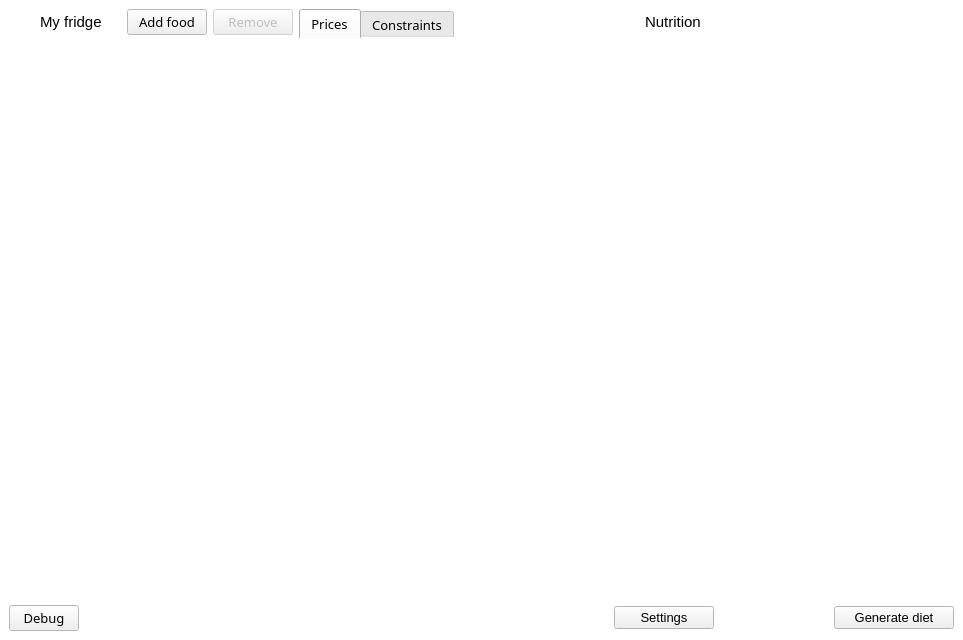
Old version of the form ui_mainwindow.ui in the repository josh-minch/spartan.
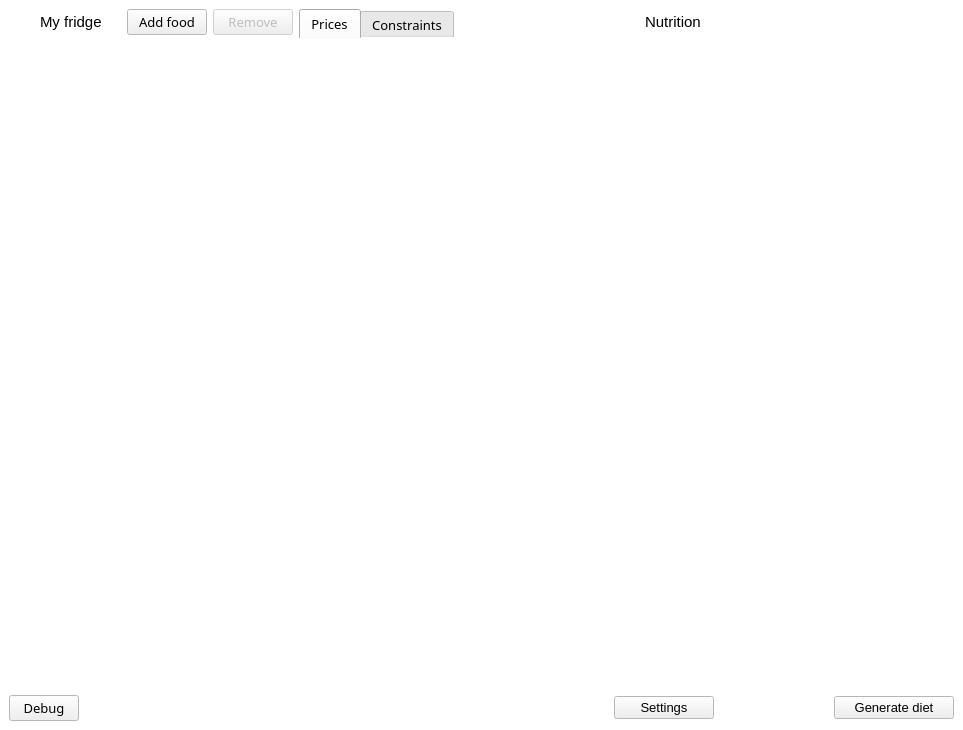
New version of the form. Icons and pictures are not drawn.

Diff of the .ui file:
```diff
--- a/ui_mainwindow.ui
+++ b/ui_mainwindow.ui
@@ -7,7 +7,7 @@
     <x>0</x>
     <y>0</y>
     <width>963</width>
-    <height>640</height>
+    <height>730</height>
    </rect>
   </property>
   <property name="palette">
@@ -182,7 +182,7 @@
       </property>
      </widget>
     </item>
-    <item row="0" column="5" rowspan="2">
+    <item row="0" column="5" rowspan="4">
      <widget class="QTabWidget" name="tabWidget">
       <property name="font">
        <font>
@@ -232,7 +232,7 @@
         <property name="spacing">
          <number>0</number>
         </property>
-        <item row="0" column="0" colspan="2">
+        <item row="0" column="2">
          <widget class="QTableView" name="prices_view">
           <property name="palette">
            <palette>
@@ -589,149 +589,6 @@
       </property>
      </widget>
     </item>
-    <item row="1" column="0" colspan="5">
-     <widget class="QTableView" name="fridge_view">
-      <property name="palette">
-       <palette>
-        <active>
-         <colorrole role="Highlight">
-          <brush brushstyle="SolidPattern">
-           <color alpha="255">
-            <red>218</red>
-            <green>236</green>
-            <blue>249</blue>
-           </color>
-          </brush>
-         </colorrole>
-         <colorrole role="HighlightedText">
-          <brush brushstyle="SolidPattern">
-           <color alpha="255">
-            <red>0</red>
-            <green>0</green>
-            <blue>0</blue>
-           </color>
-          </brush>
-         </colorrole>
-         <colorrole role="AlternateBase">
-          <brush brushstyle="SolidPattern">
-           <color alpha="255">
-            <red>247</red>
-            <green>247</green>
-            <blue>247</blue>
-           </color>
-          </brush>
-         </colorrole>
-        </active>
-        <inactive>
-         <colorrole role="Highlight">
-          <brush brushstyle="SolidPattern">
-           <color alpha="255">
-            <red>218</red>
-            <green>236</green>
-            <blue>249</blue>
-           </color>
-          </brush>
-         </colorrole>
-         <colorrole role="HighlightedText">
-          <brush brushstyle="SolidPattern">
-           <color alpha="255">
-            <red>0</red>
-            <green>0</green>
-            <blue>0</blue>
-           </color>
-          </brush>
-         </colorrole>
-         <colorrole role="AlternateBase">
-          <brush brushstyle="SolidPattern">
-           <color alpha="255">
-            <red>247</red>
-            <green>247</green>
-            <blue>247</blue>
-           </color>
-          </brush>
-         </colorrole>
-        </inactive>
-        <disabled>
-         <colorrole role="Highlight">
-          <brush brushstyle="SolidPattern">
-           <color alpha="255">
-            <red>0</red>
-            <green>120</green>
-            <blue>215</blue>
-           </color>
-          </brush>
-         </colorrole>
-         <colorrole role="HighlightedText">
-          <brush brushstyle="SolidPattern">
-           <color alpha="255">
-            <red>0</red>
-            <green>0</green>
-            <blue>0</blue>
-           </color>
-          </brush>
-         </colorrole>
-         <colorrole role="AlternateBase">
-          <brush brushstyle="SolidPattern">
-           <color alpha="255">
-            <red>247</red>
-            <green>247</green>
-            <blue>247</blue>
-           </color>
-          </brush>
-         </colorrole>
-        </disabled>
-       </palette>
-      </property>
-      <property name="font">
-       <font>
-        <pointsize>9</pointsize>
-       </font>
-      </property>
-      <property name="focusPolicy">
-       <enum>Qt::StrongFocus</enum>
-      </property>
-      <property name="styleSheet">
-       <string notr="true">QHeaderView::section{
-	background-color: white;
-	border: 0px;
-}
-
-QTableView {
-	alternate-background-color: rgb(247, 247, 247);
-}</string>
-      </property>
-      <property name="frameShape">
-       <enum>QFrame::NoFrame</enum>
-      </property>
-      <property name="alternatingRowColors">
-       <bool>true</bool>
-      </property>
-      <property name="selectionBehavior">
-       <enum>QAbstractItemView::SelectRows</enum>
-      </property>
-      <property name="showGrid">
-       <bool>false</bool>
-      </property>
-      <property name="gridStyle">
-       <enum>Qt::DashLine</enum>
-      </property>
-      <attribute name="horizontalHeaderVisible">
-       <bool>false</bool>
-      </attribute>
-      <attribute name="horizontalHeaderHighlightSections">
-       <bool>false</bool>
-      </attribute>
-      <attribute name="horizontalHeaderStretchLastSection">
-       <bool>true</bool>
-      </attribute>
-      <attribute name="verticalHeaderVisible">
-       <bool>false</bool>
-      </attribute>
-      <attribute name="verticalHeaderDefaultSectionSize">
-       <number>23</number>
-      </attribute>
-     </widget>
-    </item>
     <item row="1" column="6" colspan="3">
      <widget class="QTableView" name="nutrition_view">
       <property name="sizePolicy">
@@ -861,7 +718,17 @@
       </attribute>
      </widget>
     </item>
-    <item row="2" column="0" colspan="2">
+    <item row="2" column="6" colspan="3">
+     <widget class="QTableView" name="fridge_selected_view">
+      <property name="frameShape">
+       <enum>QFrame::NoFrame</enum>
+      </property>
+      <property name="showGrid">
+       <bool>false</bool>
+      </property>
+     </widget>
+    </item>
+    <item row="3" column="0" colspan="2">
      <widget class="QPushButton" name="debug_btn">
       <property name="sizePolicy">
        <sizepolicy hsizetype="Expanding" vsizetype="Fixed">
@@ -889,7 +756,7 @@
       </property>
      </widget>
     </item>
-    <item row="2" column="2" colspan="3">
+    <item row="3" column="2" colspan="3">
      <spacer name="horizontalSpacer_6">
       <property name="orientation">
        <enum>Qt::Horizontal</enum>
@@ -902,7 +769,7 @@
       </property>
      </spacer>
     </item>
-    <item row="2" column="6" colspan="2">
+    <item row="3" column="6" colspan="2">
      <widget class="QPushButton" name="pushButton">
       <property name="maximumSize">
        <size>
@@ -933,7 +800,7 @@
       </property>
      </widget>
     </item>
-    <item row="2" column="8">
+    <item row="3" column="8">
      <widget class="QPushButton" name="optimize_btn">
       <property name="maximumSize">
        <size>
@@ -973,6 +840,149 @@
       </property>
      </widget>
     </item>
+    <item row="1" column="0" rowspan="2" colspan="5">
+     <widget class="QTableView" name="fridge_view">
+      <property name="palette">
+       <palette>
+        <active>
+         <colorrole role="Highlight">
+          <brush brushstyle="SolidPattern">
+           <color alpha="255">
+            <red>218</red>
+            <green>236</green>
+            <blue>249</blue>
+           </color>
+          </brush>
+         </colorrole>
+         <colorrole role="HighlightedText">
+          <brush brushstyle="SolidPattern">
+           <color alpha="255">
+            <red>0</red>
+            <green>0</green>
+            <blue>0</blue>
+           </color>
+          </brush>
+         </colorrole>
+         <colorrole role="AlternateBase">
+          <brush brushstyle="SolidPattern">
+           <color alpha="255">
+            <red>247</red>
+            <green>247</green>
+            <blue>247</blue>
+           </color>
+          </brush>
+         </colorrole>
+        </active>
+        <inactive>
+         <colorrole role="Highlight">
+          <brush brushstyle="SolidPattern">
+           <color alpha="255">
+            <red>218</red>
+            <green>236</green>
+            <blue>249</blue>
+           </color>
+          </brush>
+         </colorrole>
+         <colorrole role="HighlightedText">
+          <brush brushstyle="SolidPattern">
+           <color alpha="255">
+            <red>0</red>
+            <green>0</green>
+            <blue>0</blue>
+           </color>
+          </brush>
+         </colorrole>
+         <colorrole role="AlternateBase">
+          <brush brushstyle="SolidPattern">
+           <color alpha="255">
+            <red>247</red>
+            <green>247</green>
+            <blue>247</blue>
+           </color>
+          </brush>
+         </colorrole>
+        </inactive>
+        <disabled>
+         <colorrole role="Highlight">
+          <brush brushstyle="SolidPattern">
+           <color alpha="255">
+            <red>0</red>
+            <green>120</green>
+            <blue>215</blue>
+           </color>
+          </brush>
+         </colorrole>
+         <colorrole role="HighlightedText">
+          <brush brushstyle="SolidPattern">
+           <color alpha="255">
+            <red>0</red>
+            <green>0</green>
+            <blue>0</blue>
+           </color>
+          </brush>
+         </colorrole>
+         <colorrole role="AlternateBase">
+          <brush brushstyle="SolidPattern">
+           <color alpha="255">
+            <red>247</red>
+            <green>247</green>
+            <blue>247</blue>
+           </color>
+          </brush>
+         </colorrole>
+        </disabled>
+       </palette>
+      </property>
+      <property name="font">
+       <font>
+        <pointsize>9</pointsize>
+       </font>
+      </property>
+      <property name="focusPolicy">
+       <enum>Qt::StrongFocus</enum>
+      </property>
+      <property name="styleSheet">
+       <string notr="true">QHeaderView::section{
+	background-color: white;
+	border: 0px;
+}
+
+QTableView {
+	alternate-background-color: rgb(247, 247, 247);
+}</string>
+      </property>
+      <property name="frameShape">
+       <enum>QFrame::NoFrame</enum>
+      </property>
+      <property name="alternatingRowColors">
+       <bool>true</bool>
+      </property>
+      <property name="selectionBehavior">
+       <enum>QAbstractItemView::SelectRows</enum>
+      </property>
+      <property name="showGrid">
+       <bool>false</bool>
+      </property>
+      <property name="gridStyle">
+       <enum>Qt::DashLine</enum>
+      </property>
+      <attribute name="horizontalHeaderVisible">
+       <bool>false</bool>
+      </attribute>
+      <attribute name="horizontalHeaderHighlightSections">
+       <bool>false</bool>
+      </attribute>
+      <attribute name="horizontalHeaderStretchLastSection">
+       <bool>true</bool>
+      </attribute>
+      <attribute name="verticalHeaderVisible">
+       <bool>false</bool>
+      </attribute>
+      <attribute name="verticalHeaderDefaultSectionSize">
+       <number>23</number>
+      </attribute>
+     </widget>
+    </item>
    </layout>
   </widget>
   <action name="actionSettings">
```
